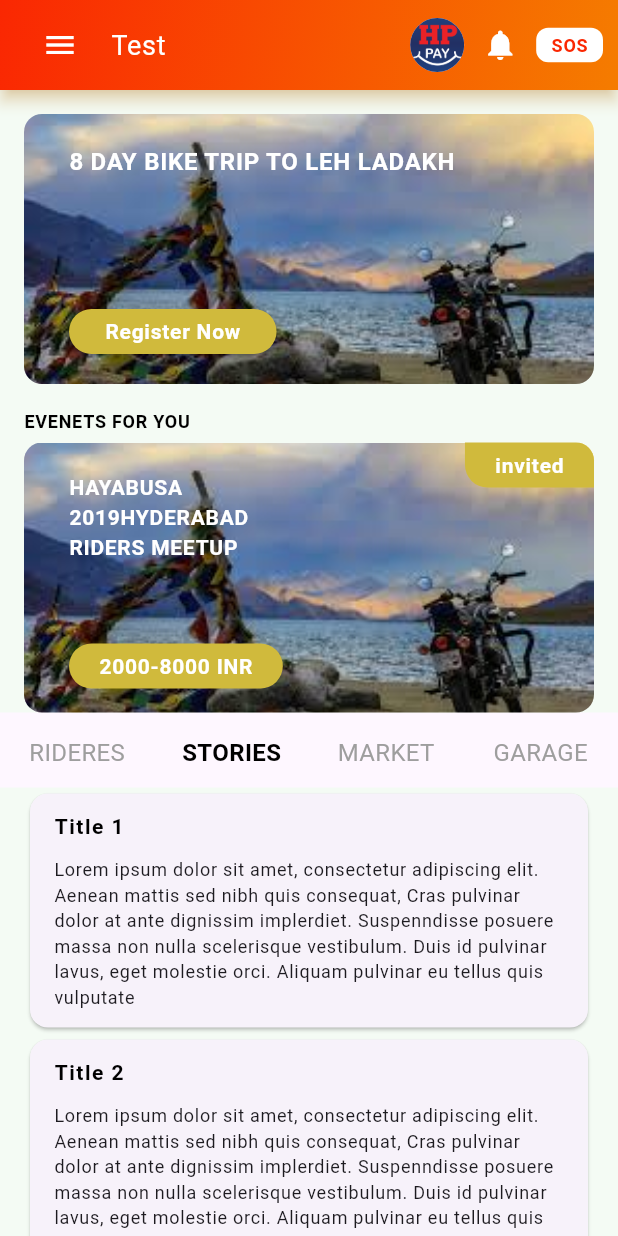
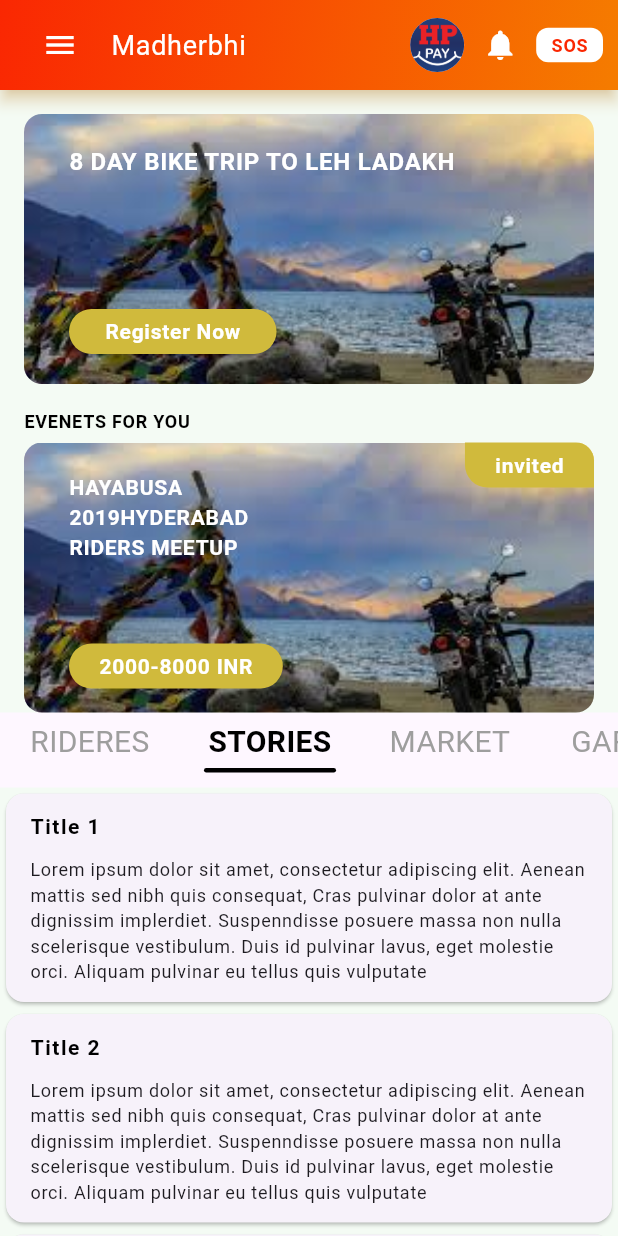
Before and after one commit to madherbhi/interview_flutter_app, a Flutter app: the screen it shows after launch, after a tap on "STORIES", on a phone screen of 412 x 824 dp. Run offline on Flutter 3.47's test engine with Material 3 defaults, Android fonts, the phone set to English and light mode, and no system bars; our stand-ins replace gap.

Commit message:
completed missed task

```diff
--- a/lib/screens/home_page.dart
+++ b/lib/screens/home_page.dart
@@ -15,12 +15,18 @@ class HomePage extends StatefulWidget {
 
 class _HomePageState extends State<HomePage> {
   int _currentIndex = 0;
+  final PageController _pageController = PageController();
   final List<Widget> _tabs = [
     const RidersTab(),
     const StoriesTab(),
     const MaraketTab(),
     const GarageTab(),
   ];
+  @override
+  void dispose() {
+    _pageController.dispose();
+    super.dispose();
+  }
 
   @override
   Widget build(BuildContext context) {
@@ -55,7 +61,7 @@ class _HomePageState extends State<HomePage> {
           ),
           const Gap(10),
           const Text(
-            "Test",
+            "Madherbhi",
             style: TextStyle(fontSize: 18, color: Colors.white, letterSpacing: 0.5),
           ),
         ],
@@ -103,10 +109,15 @@ class _HomePageState extends State<HomePage> {
             child: _tabSelectionHeader(),
           ),
         ),
-        SliverToBoxAdapter(
-          child: Padding(
-            padding: const EdgeInsets.symmetric(horizontal: 16.0),
-            child: _tabs[_currentIndex],
+        SliverFillRemaining(
+          child: PageView(
+            controller: _pageController,
+            onPageChanged: (index) {
+              setState(() {
+                _currentIndex = index;
+              });
+            },
+            children: _tabs,
           ),
         ),
       ],
@@ -114,29 +125,50 @@ class _HomePageState extends State<HomePage> {
   }
 
   Widget _tabSelectionHeader() {
-    return Row(
+    return SingleChildScrollView(
+      scrollDirection: Axis.horizontal,
+      child: Row(
+        mainAxisAlignment: MainAxisAlignment.spaceEvenly,
         children: List.generate(4, (index) {
-        return Expanded(
-          child: GestureDetector(
+          return GestureDetector(
             onTap: () {
               setState(() {
                 _currentIndex = index;
+                _pageController.animateToPage(
+                  index,
+                  duration: const Duration(milliseconds: 300),
+                  curve: Curves.easeInCirc,
+                );
               });
             },
             child: Container(
-              padding: const EdgeInsets.symmetric(horizontal: 10.0, vertical: 15),
-              child: Text(
+              width: 120,
+              padding: const EdgeInsets.symmetric(horizontal: 16, vertical: 5),
+              child: Column(
+                children: [
+                  Text(
                     _getTabTitle(index),
                     textAlign: TextAlign.center,
                     style: TextStyle(
                       color: _currentIndex == index ? Colors.black : Colors.grey,
-                    fontSize: 16,
-                    fontWeight: _currentIndex == index ? FontWeight.bold : FontWeight.normal),
+                      fontSize: 20,
+                      fontWeight: _currentIndex == index ? FontWeight.bold : FontWeight.normal,
                     ),
+                  ),
+                  const Gap(3),
+                  Container(
+                    height: 3,
+                    decoration: BoxDecoration(
+                      borderRadius: BorderRadius.circular(60),
+                      color: _currentIndex == index ? Colors.black : Colors.transparent,
+                    ),
+                  )
+                ],
               ),
             ),
           );
         }),
+      ),
     );
   }
 
--- a/pubspec.yaml
+++ b/pubspec.yaml
@@ -16,7 +16,7 @@ publish_to: 'none' # Remove this line if you wish to publish to pub.dev
 # https://developer.apple.com/library/archive/documentation/General/Reference/InfoPlistKeyReference/Articles/CoreFoundationKeys.html
 # In Windows, build-name is used as the major, minor, and patch parts
 # of the product and file versions while build-number is used as the build suffix.
-version: 1.0.0+1
+version: 1.0.1+2
 
 environment:
   sdk: '>=3.3.1 <4.0.0'
```
Lines whose indentation alone changed are shown as unchanged.
